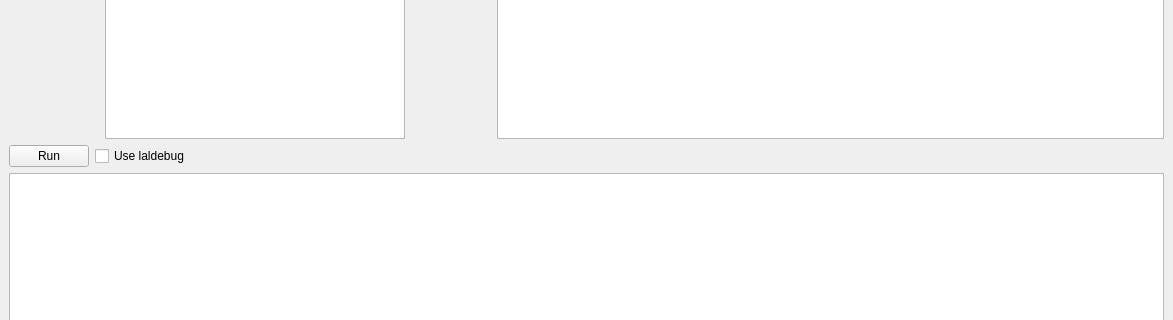
Above: gui/form.ui from LAL-project/treebank-parser before the change; both pictures show x 0 to 1173 and y 189 to 509 of the 1173 by 609 pixel window. Below: the same form after it.
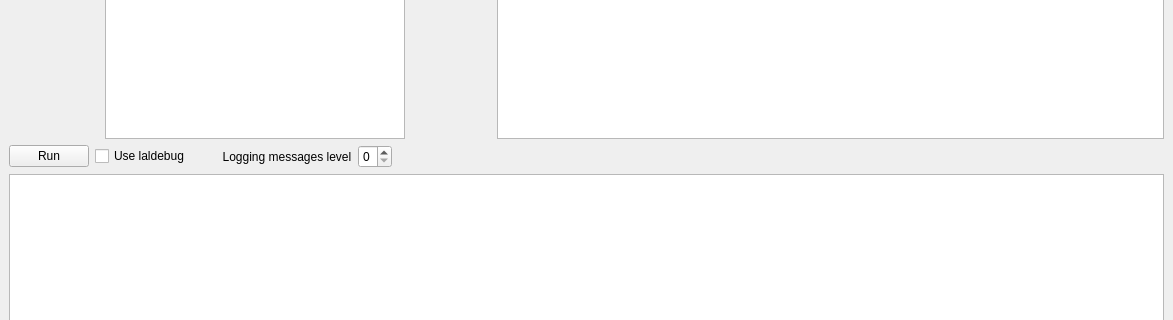
That is the form after the change. Custom widgets are drawn as their Qt base class.

Commit message:
Properly output logging messages throughout the app
The command line outputs the messages using the logging module.
The GUI uses the textbox at the bottom.

```diff
--- a/gui/form.ui
+++ b/gui/form.ui
@@ -245,6 +245,27 @@
           </property>
          </widget>
         </item>
+        <item>
+         <widget class="QLabel" name="label_7">
+          <property name="toolTip">
+           <string>Output logging messages showing the progress of the script. The higher the debugging level the more messages will be displayed.
+* 0: display only 'error' and 'critical' messages.
+* 1: messages from 0 plus 'warning' messages.
+* 2: messages from 1 plus 'info' messages.
+* 3: messages from 2 plus 'debug' messages.</string>
+          </property>
+          <property name="text">
+           <string>        Logging messages level</string>
+          </property>
+         </widget>
+        </item>
+        <item>
+         <widget class="QSpinBox" name="loggingLevelSpinBox">
+          <property name="maximum">
+           <number>3</number>
+          </property>
+         </widget>
+        </item>
         <item>
          <spacer name="horizontalSpacer">
           <property name="orientation">
```
The commit also changes 7 other files.
